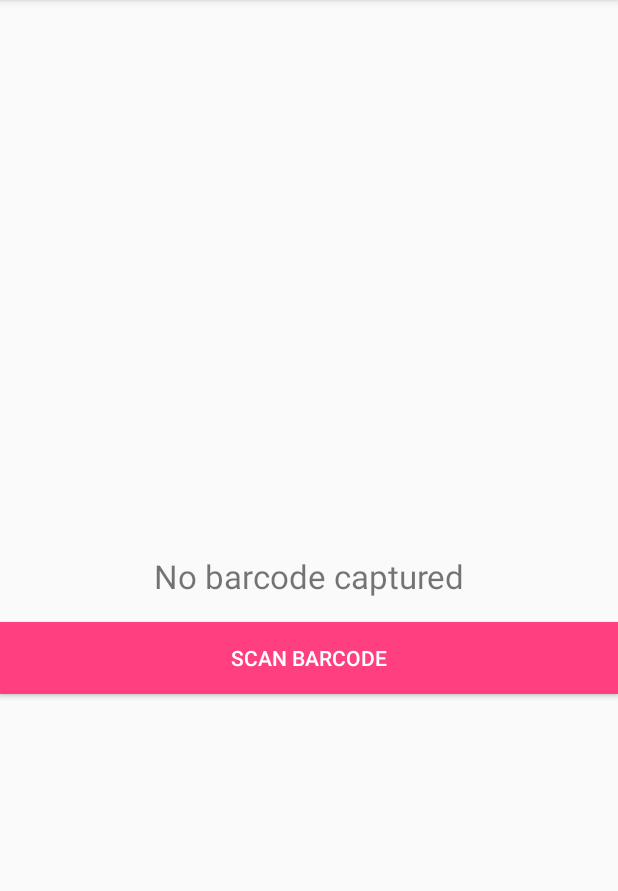
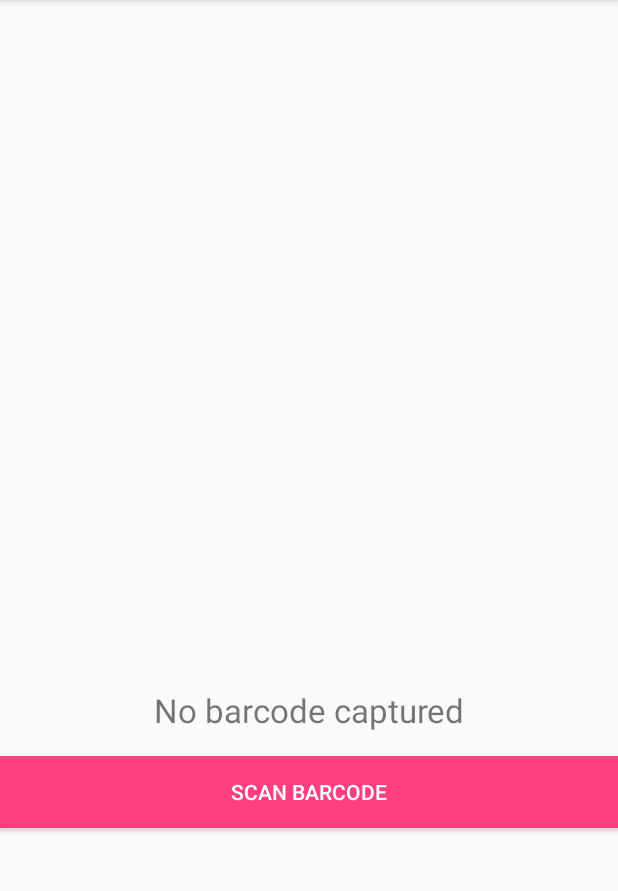
Before and after one commit to varvet/BarcodeReaderSample, an Android app: the screen it shows after launch (MainActivity), on a phone screen of 412 x 824 dp, the part 84-975 px from its top. Run offline under Robolectric (Android 15) with nearby library versions, the phone set to English and light mode, and no system bars.

Commit message:
Change to ConstraintLayout

```diff
--- a/app/build.gradle
+++ b/app/build.gradle
@@ -20,12 +20,9 @@ android {
 }
 
 dependencies {
-    compile fileTree(dir: 'libs', include: ['*.jar'])
-    testCompile 'junit:junit:4.12'
-    compile 'com.android.support:appcompat-v7:26.1.0'
-    compile 'com.google.android.gms:play-services-vision:11.6.0'
     implementation fileTree(dir: 'libs', include: ['*.jar'])
     testImplementation 'junit:junit:4.12'
     implementation 'com.android.support:appcompat-v7:26.1.0'
+    implementation 'com.android.support.constraint:constraint-layout:1.0.2'
     implementation 'com.google.android.gms:play-services-vision:11.8.0'
 }
--- a/app/src/main/java/com/varvet/barcodereadersample/MainActivity.java
+++ b/app/src/main/java/com/varvet/barcodereadersample/MainActivity.java
@@ -24,9 +24,9 @@ public class MainActivity extends AppCompatActivity {
         super.onCreate(savedInstanceState);
         setContentView(R.layout.activity_main);
 
-        mResultTextView = (TextView) findViewById(R.id.result_textview);
+        mResultTextView = findViewById(R.id.result_textview);
 
-        Button scanBarcodeButton = (Button) findViewById(R.id.scan_barcode_button);
+        Button scanBarcodeButton = findViewById(R.id.scan_barcode_button);
         scanBarcodeButton.setOnClickListener(new View.OnClickListener() {
             @Override
             public void onClick(View view) {
--- a/app/src/main/res/layout/activity_main.xml
+++ b/app/src/main/res/layout/activity_main.xml
@@ -1,11 +1,11 @@
 <?xml version="1.0" encoding="utf-8"?>
-<RelativeLayout
+<android.support.constraint.ConstraintLayout
     xmlns:android="http://schemas.android.com/apk/res/android"
     xmlns:tools="http://schemas.android.com/tools"
     android:layout_width="match_parent"
     android:layout_height="match_parent"
-    tools:context="com.varvet.barcodereadersample.MainActivity"
-    android:orientation="vertical" >
+    xmlns:app="http://schemas.android.com/apk/res-auto"
+    tools:context="com.varvet.barcodereadersample.MainActivity">
 
     <TextView
         android:id="@+id/result_textview"
@@ -16,7 +16,8 @@
         android:freezesText="true"
         android:layout_centerVertical="true"
         android:gravity="center"
-        android:layout_marginBottom="@dimen/activity_vertical_margin"/>
+        android:layout_marginBottom="@dimen/activity_vertical_margin"
+        app:layout_constraintBottom_toTopOf="@id/scan_barcode_button"/>
 
     <Button
         android:id="@+id/scan_barcode_button"
@@ -25,5 +26,8 @@
         android:text="@string/scan_barcode_button"
         android:layout_below="@id/result_textview"
         android:background="@color/colorAccent"
-        android:textColor="@color/colorWhite"/>
-</RelativeLayout>
+        android:textColor="@color/colorWhite"
+        app:layout_constraintTop_toTopOf="parent"
+        app:layout_constraintBottom_toBottomOf="parent"
+        app:layout_constraintVertical_bias="0.7"/>
+</android.support.constraint.ConstraintLayout>
```
